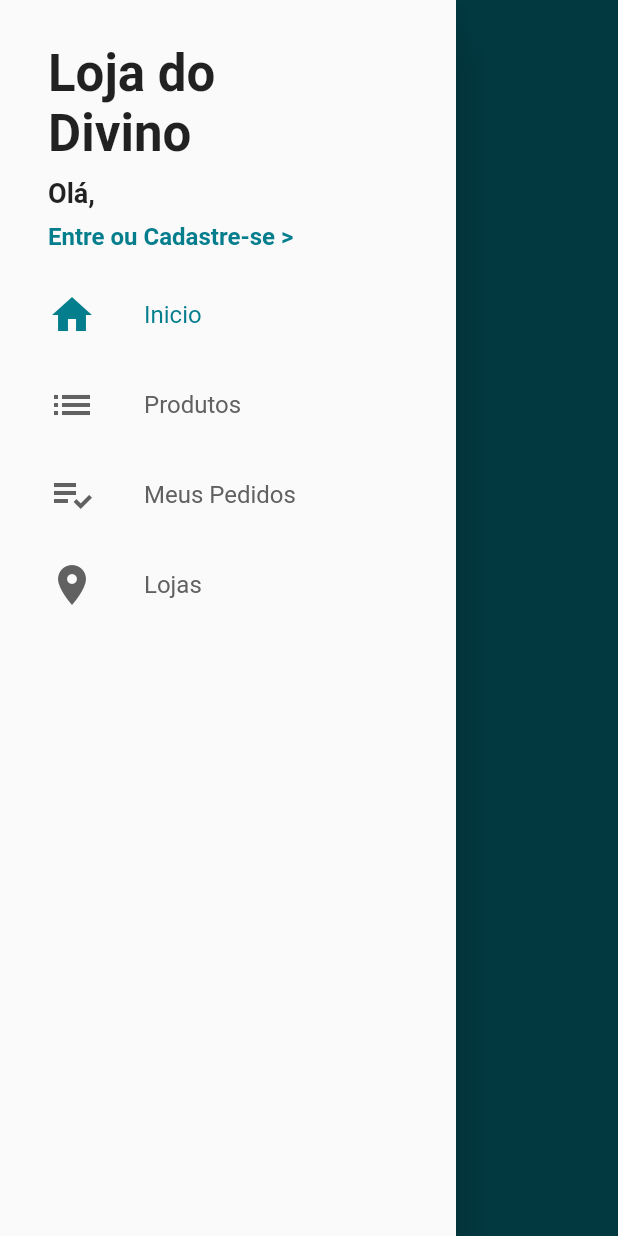
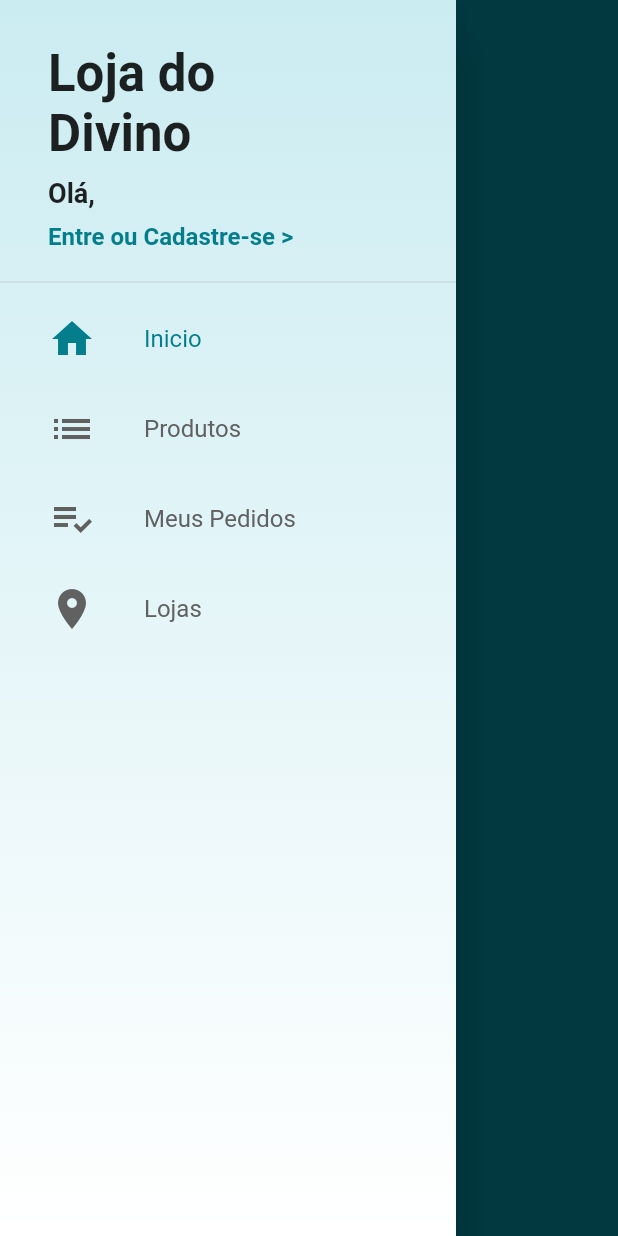
Before and after one commit to divinor07/store-app, a Flutter app: the screen it shows after launch, with the side drawer open, on a phone screen of 412 x 824 dp. Run offline on Flutter 3.47's test engine with Material 2 defaults, Android fonts, the phone set to English and light mode, and no system bars; our stand-ins replace cloud_firestore, firebase_auth; accounts and stored records are empty.

Commit message:
Blocking fields during registration and adding style to Drawer

```diff
--- a/lib/common/custom_drawer/custom_drawer.dart
+++ b/lib/common/custom_drawer/custom_drawer.dart
@@ -6,9 +6,23 @@ class CustomDrawer extends StatelessWidget {
   @override
   Widget build(BuildContext context) {
     return Drawer(
-      child: ListView(
+      child: Stack(
+        children: <Widget>[
+          Container(
+            decoration: BoxDecoration(
+                gradient: LinearGradient(
+              colors: [
+                const Color.fromARGB(255, 203, 236, 241),
+                Colors.white,
+              ],
+              begin: Alignment.topCenter,
+              end: Alignment.bottomCenter,
+            )),
+          ),
+          ListView(
             children: <Widget>[
               CustomDrawerHeader(),
+              const Divider(),
               DrawerTile(
                 iconData: Icons.home,
                 title: 'Inicio',
@@ -31,6 +45,8 @@ class CustomDrawer extends StatelessWidget {
               ),
             ],
           ),
+        ],
+      ),
     );
   }
 }
```
Also changed, not shown: lib/screens/signup/signup_screen.dart (+28 -10 lines). Lines whose indentation alone changed are shown as unchanged.
